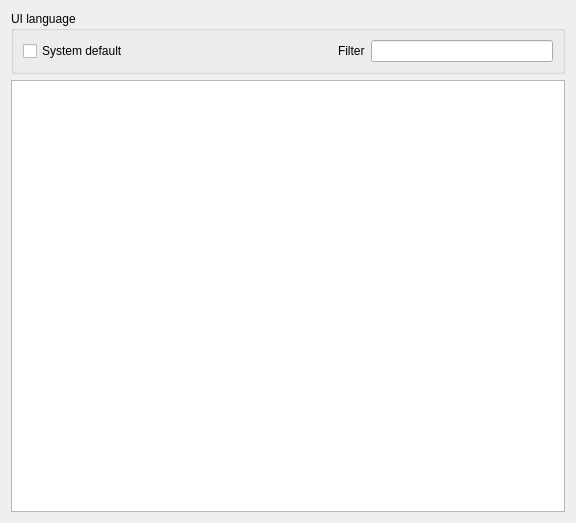
Qt form desktop-widgets/preferences/prefs_language.ui (subsurface/subsurface) before a commit.
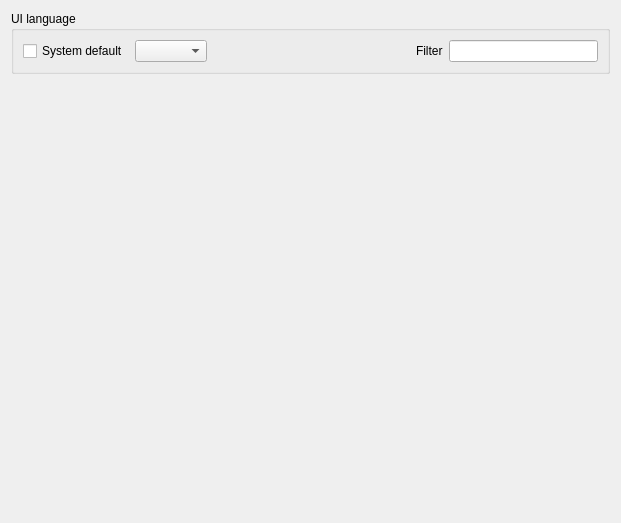
The same form after that commit.

Commit message:
Preferences: switch language preference to be a dropdown
The list widget takes too much space and isn't really any better. The
dropdown plus fliter is actually rather neat.

Also added back the connections so the dropdown and filter get disabled
when system default is selected (just as it was in the old preferences
dialog).

What changed in the file:
```diff
--- a/desktop-widgets/preferences/prefs_language.ui
+++ b/desktop-widgets/preferences/prefs_language.ui
@@ -6,7 +6,7 @@
    <rect>
     <x>0</x>
     <y>0</y>
-    <width>576</width>
+    <width>621</width>
     <height>523</height>
    </rect>
   </property>
@@ -17,7 +17,7 @@
    <item>
     <widget class="QGroupBox" name="language_group">
      <property name="sizePolicy">
-      <sizepolicy hsizetype="MinimumExpanding" vsizetype="Preferred">
+      <sizepolicy hsizetype="Preferred" vsizetype="Preferred">
        <horstretch>0</horstretch>
        <verstretch>0</verstretch>
       </sizepolicy>
@@ -33,6 +33,9 @@
         </property>
        </widget>
       </item>
+      <item>
+       <widget class="QComboBox" name="languageDropdown"/>
+      </item>
       <item>
        <spacer name="horizontalSpacer">
         <property name="orientation">
@@ -59,16 +62,19 @@
      </layout>
     </widget>
    </item>
-   <item>
-    <widget class="QListView" name="languageView">
-     <property name="sizePolicy">
-      <sizepolicy hsizetype="MinimumExpanding" vsizetype="MinimumExpanding">
-       <horstretch>0</horstretch>
-       <verstretch>0</verstretch>
-      </sizepolicy>
-     </property>
-    </widget>
-   </item>
+      <item>
+       <spacer name="verticalSpacer">
+        <property name="orientation">
+         <enum>Qt::Vertical</enum>
+        </property>
+        <property name="sizeHint" stdset="0">
+         <size>
+          <width>20</width>
+          <height>20</height>
+         </size>
+        </property>
+       </spacer>
+      </item>
   </layout>
  </widget>
  <resources/>
```
Left out of the diff: 35 changed lines with no effect on the pictures. The commit also changes 1 other file.
